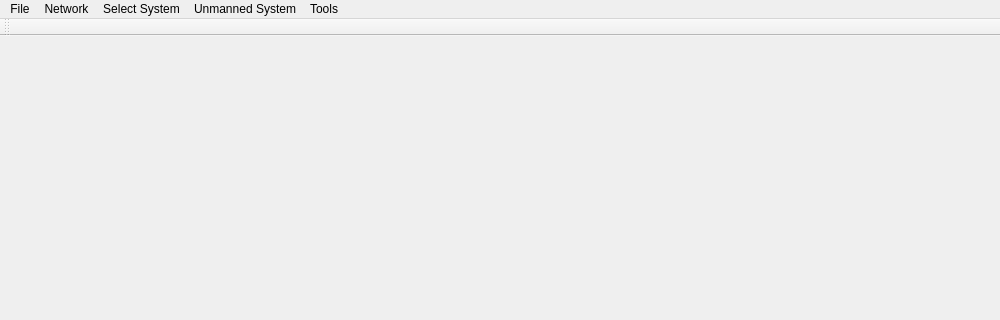
Qt form src/ui/MainWindow.ui (mavlink/qgroundcontrol) before a commit; both pictures show x 0 to 1000 and y 0 to 320 of the 1000 by 800 pixel window.
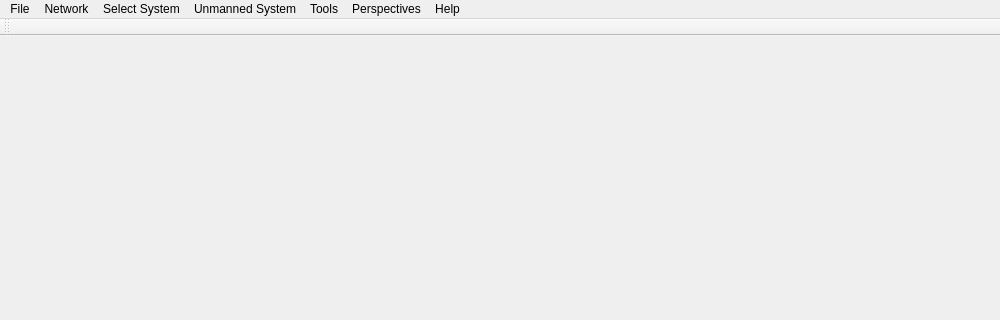
The same form after that commit. Icons and pictures are not drawn.

Commit message: VERY EXPERIMENTAL. Saving of location for the common widgets now working and persisted across sessions. Needs to be extended to the individual autopilot widgets

Diff of the .ui file:
```diff
--- a/src/ui/MainWindow.ui
+++ b/src/ui/MainWindow.ui
@@ -80,12 +80,34 @@
     <property name="title">
      <string>Tools</string>
     </property>
+    <addaction name="separator"/>
+   </widget>
+   <widget class="QMenu" name="menuHelp">
+    <property name="title">
+     <string>Help</string>
+    </property>
+    <addaction name="actionOnline_Documentation"/>
+    <addaction name="actionProject_Roadmap_2"/>
+    <addaction name="actionDeveloper_Credits"/>
+   </widget>
+   <widget class="QMenu" name="menuPerspectives">
+    <property name="title">
+     <string>Perspectives</string>
+    </property>
+    <addaction name="actionFlightView"/>
+    <addaction name="actionEngineersView"/>
+    <addaction name="actionCalibrationView"/>
+    <addaction name="separator"/>
+    <addaction name="actionMavlinkView"/>
+    <addaction name="actionReloadStyle"/>
    </widget>
    <addaction name="menuMGround"/>
    <addaction name="menuNetwork"/>
    <addaction name="menuConnected_Systems"/>
    <addaction name="menuUnmanned_System"/>
    <addaction name="menuTools"/>
+   <addaction name="menuPerspectives"/>
+   <addaction name="menuHelp"/>
   </widget>
   <widget class="QToolBar" name="mainToolBar">
    <attribute name="toolBarArea">
```
Left out of the diff: 72 changed lines with no effect on the pictures. The commit also changes 3 other files.
